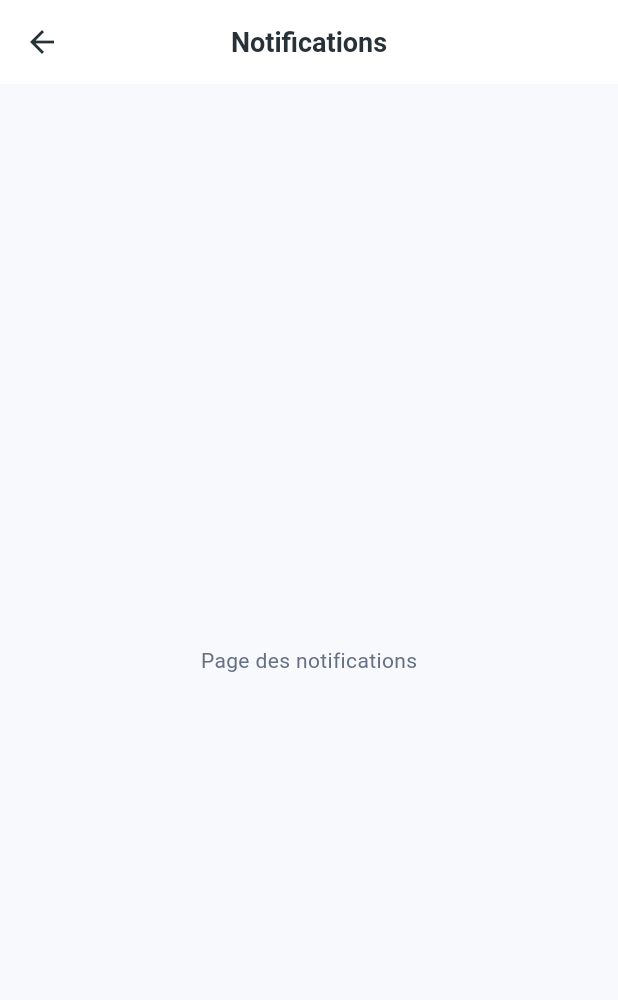
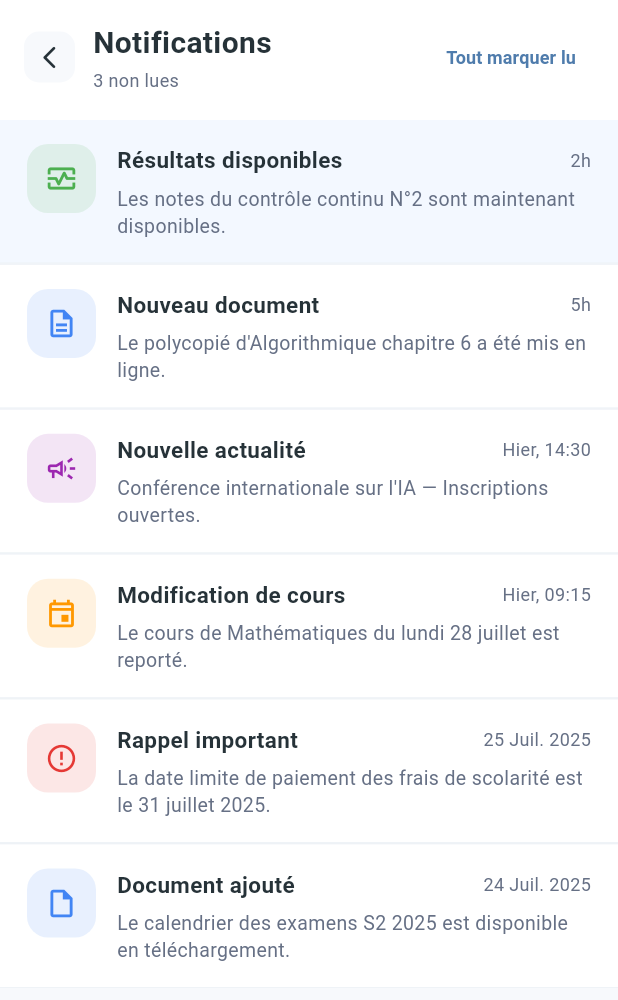
Before and after one commit to ndengasledge4-tech/igt_mobile, a Flutter app: the NotificationsPage screen opened by its route, on a phone screen of 412 x 824 dp. Shown: the top 1000 px of the screen. Run offline on Flutter 3.47's test engine with Material 3 defaults, Android fonts, the light colour scheme and no system bars.

Commit message:
Initial commit

```diff
--- a/lib/features/academic/widgets/academic_header.dart
+++ b/lib/features/academic/widgets/academic_header.dart
@@ -16,10 +16,6 @@ class AcademicHeader extends StatelessWidget {
           ],
           begin: Alignment.topLeft,
           end: Alignment.bottomRight,
-        ),
-        borderRadius: BorderRadius.only(
-          bottomLeft: Radius.circular(30),
-          bottomRight: Radius.circular(30),
         ),
       ),
       child: const Column(
--- a/lib/features/notifications/notifications_page.dart
+++ b/lib/features/notifications/notifications_page.dart
@@ -1,16 +1,101 @@
 import 'package:flutter/material.dart';
+
+import '../../app/theme/colors.dart';
+import 'widgets/notification_app_bar.dart';
+import 'widgets/notification_tile.dart';
 
 class NotificationsPage extends StatelessWidget {
   const NotificationsPage({super.key});
 
+  static const notifications = [
+    {
+      "title": "Résultats disponibles",
+      "subtitle":
+      "Les notes du contrôle continu N°2 sont maintenant disponibles.",
+      "time": "2h",
+      "color": Color(0xFF4CAF50),
+      "icon": Icons.monitor_heart_outlined,
+      "unread": true,
+    },
+    {
+      "title": "Nouveau document",
+      "subtitle":
+      "Le polycopié d'Algorithmique chapitre 6 a été mis en ligne.",
+      "time": "5h",
+      "color": Color(0xFF4285F4),
+      "icon": Icons.description_outlined,
+      "unread": false,
+    },
+    {
+      "title": "Nouvelle actualité",
+      "subtitle":
+      "Conférence internationale sur l'IA — Inscriptions ouvertes.",
+      "time": "Hier, 14:30",
+      "color": Color(0xFF9C27B0),
+      "icon": Icons.campaign_outlined,
+      "unread": false,
+    },
+    {
+      "title": "Modification de cours",
+      "subtitle":
+      "Le cours de Mathématiques du lundi 28 juillet est reporté.",
+      "time": "Hier, 09:15",
+      "color": Color(0xFFFF9800),
+      "icon": Icons.event_outlined,
+      "unread": false,
+    },
+    {
+      "title": "Rappel important",
+      "subtitle":
+      "La date limite de paiement des frais de scolarité est le 31 juillet 2025.",
+      "time": "25 Juil. 2025",
+      "color": Color(0xFFE53935),
+      "icon": Icons.error_outline,
+      "unread": false,
+    },
+    {
+      "title": "Document ajouté",
+      "subtitle":
+      "Le calendrier des examens S2 2025 est disponible en téléchargement.",
+      "time": "24 Juil. 2025",
+      "color": Color(0xFF4285F4),
+      "icon": Icons.insert_drive_file_outlined,
+      "unread": false,
+    },
+  ];
+
   @override
   Widget build(BuildContext context) {
     return Scaffold(
-      appBar: AppBar(
-        title: const Text("Notifications"),
-      ),
-      body: const Center(
-        child: Text("Page des notifications"),
+      backgroundColor: AppColors.background,
+
+      body: SafeArea(
+        child: Column(
+          children: [
+            const NotificationAppBar(),
+
+            Expanded(
+              child: ListView.separated(
+                padding: const EdgeInsets.only(bottom: 20),
+                itemCount: notifications.length,
+                separatorBuilder: (_, __) =>
+                const Divider(height: 1, color: AppColors.divider),
+                itemBuilder: (context, index) {
+                  final item = notifications[index];
+
+                  return NotificationTile(
+                    title: item["title"] as String,
+                    subtitle: item["subtitle"] as String,
+                    time: item["time"] as String,
+                    icon: item["icon"] as IconData,
+                    color: item["color"] as Color,
+                    unread: item["unread"] as bool,
+                  );
+                },
+              ),
+            ),
+          ],
+        ),
       ),
     );
   }
--- /dev/null
+++ b/lib/features/notifications/widgets/notification_app_bar.dart
@@ -0,0 +1,68 @@
+import 'package:flutter/material.dart';
+
+import '../../../app/theme/colors.dart';
+import '../../../app/theme/text_styles.dart';
+
+class NotificationAppBar extends StatelessWidget {
+  const NotificationAppBar({super.key});
+
+  @override
+  Widget build(BuildContext context) {
+    return Container(
+      color: Colors.white,
+      padding: const EdgeInsets.fromLTRB(16, 14, 16, 18),
+      child: Row(
+        children: [
+          InkWell(
+            borderRadius: BorderRadius.circular(10),
+            onTap: () => Navigator.pop(context),
+            child: Container(
+              width: 34,
+              height: 34,
+              decoration: BoxDecoration(
+                color: AppColors.background,
+                borderRadius: BorderRadius.circular(10),
+              ),
+              child: const Icon(
+                Icons.arrow_back_ios_new_rounded,
+                size: 18,
+                color: AppColors.text,
+              ),
+            ),
+          ),
+
+          const SizedBox(width: 12),
+
+          Expanded(
+            child: Column(
+              crossAxisAlignment: CrossAxisAlignment.start,
+              children: const [
+                Text(
+                  "Notifications",
+                  style: AppTextStyles.headline3,
+                ),
+                SizedBox(height: 2),
+                Text(
+                  "3 non lues",
+                  style: AppTextStyles.caption,
+                ),
+              ],
+            ),
+          ),
+
+          TextButton(
+            onPressed: () {},
+            child: const Text(
+              "Tout marquer lu",
+              style: TextStyle(
+                color: AppColors.primary,
+                fontSize: 12,
+                fontWeight: FontWeight.w600,
+              ),
+            ),
+          ),
+        ],
+      ),
+    );
+  }
+}
--- /dev/null
+++ b/lib/features/notifications/widgets/notification_icon.dart
@@ -0,0 +1,29 @@
+import 'package:flutter/material.dart';
+
+class NotificationIcon extends StatelessWidget {
+  final IconData icon;
+  final Color color;
+
+  const NotificationIcon({
+    super.key,
+    required this.icon,
+    required this.color,
+  });
+
+  @override
+  Widget build(BuildContext context) {
+    return Container(
+      width: 46,
+      height: 46,
+      decoration: BoxDecoration(
+        color: color.withOpacity(.12),
+        borderRadius: BorderRadius.circular(14),
+      ),
+      child: Icon(
+        icon,
+        color: color,
+        size: 22,
+      ),
+    );
+  }
+}
--- /dev/null
+++ b/lib/features/notifications/widgets/notification_subtitle.dart
@@ -0,0 +1,26 @@
+import 'package:flutter/material.dart';
+
+import '../../../app/theme/colors.dart';
+
+class NotificationSubtitle extends StatelessWidget {
+  final String subtitle;
+
+  const NotificationSubtitle({
+    super.key,
+    required this.subtitle,
+  });
+
+  @override
+  Widget build(BuildContext context) {
+    return Text(
+      subtitle,
+      maxLines: 2,
+      overflow: TextOverflow.ellipsis,
+      style: const TextStyle(
+        fontSize: 13,
+        height: 1.4,
+        color: AppColors.secondaryText,
+      ),
+    );
+  }
+}
--- /dev/null
+++ b/lib/features/notifications/widgets/notification_tile.dart
@@ -0,0 +1,89 @@
+import 'package:flutter/material.dart';
+
+import '../../../app/theme/colors.dart';
+import 'notification_icon.dart';
+import 'notification_subtitle.dart';
+import 'notification_time.dart';
+import 'notification_title.dart';
+
+class NotificationTile extends StatelessWidget {
+  final String title;
+  final String subtitle;
+  final String time;
+  final IconData icon;
+  final Color color;
+  final bool unread;
+
+  const NotificationTile({
+    super.key,
+    required this.title,
+    required this.subtitle,
+    required this.time,
+    required this.icon,
+    required this.color,
+    required this.unread,
+  });
+
+  @override
+  Widget build(BuildContext context) {
+    return InkWell(
+      onTap: () {},
+      child: AnimatedContainer(
+        duration: const Duration(milliseconds: 250),
+        padding: const EdgeInsets.symmetric(
+          horizontal: 18,
+          vertical: 16,
+        ),
+        decoration: BoxDecoration(
+          color: unread
+              ? const Color(0xFFF3F8FF)
+              : Colors.white,
+          border: const Border(
+            bottom: BorderSide(
+              color: AppColors.divider,
+              width: .6,
+            ),
+          ),
+        ),
+        child: Row(
+          crossAxisAlignment: CrossAxisAlignment.start,
+          children: [
+            NotificationIcon(
+              icon: icon,
+              color: color,
+            ),
+
+            const SizedBox(width: 14),
+
+            Expanded(
+              child: Column(
+                crossAxisAlignment: CrossAxisAlignment.start,
+                children: [
+                  Row(
+                    children: [
+                      Expanded(
+                        child: NotificationTitle(
+                          title: title,
+                        ),
+                      ),
+
+                      NotificationTime(
+                        time: time,
+                      ),
+                    ],
+                  ),
+
+                  const SizedBox(height: 6),
+
+                  NotificationSubtitle(
+                    subtitle: subtitle,
+                  ),
+                ],
+              ),
+            ),
+          ],
+        ),
+      ),
+    );
+  }
+}
--- /dev/null
+++ b/lib/features/notifications/widgets/notification_time.dart
@@ -0,0 +1,20 @@
+import 'package:flutter/material.dart';
+
+import '../../../app/theme/text_styles.dart';
+
+class NotificationTime extends StatelessWidget {
+  final String time;
+
+  const NotificationTime({
+    super.key,
+    required this.time,
+  });
+
+  @override
+  Widget build(BuildContext context) {
+    return Text(
+      time,
+      style: AppTextStyles.caption,
+    );
+  }
+}
--- /dev/null
+++ b/lib/features/notifications/widgets/notification_title.dart
@@ -0,0 +1,26 @@
+import 'package:flutter/material.dart';
+
+import '../../../app/theme/colors.dart';
+
+class NotificationTitle extends StatelessWidget {
+  final String title;
+
+  const NotificationTitle({
+    super.key,
+    required this.title,
+  });
+
+  @override
+  Widget build(BuildContext context) {
+    return Text(
+      title,
+      maxLines: 1,
+      overflow: TextOverflow.ellipsis,
+      style: const TextStyle(
+        fontSize: 15,
+        fontWeight: FontWeight.w700,
+        color: AppColors.text,
+      ),
+    );
+  }
+}
--- a/pubspec.yaml
+++ b/pubspec.yaml
@@ -34,6 +34,7 @@ dependencies:
   # The following adds the Cupertino Icons font to your application.
   # Use with the CupertinoIcons class for iOS style icons.
   cupertino_icons: ^1.0.8
+
 
 dev_dependencies:
   flutter_test:
```
Also changed, not shown: lib/features/dashboard/widgets/dashboard_header.dart (+38 -27 lines), lib/features/dashboard/widgets/quick_access_grid.dart (+72 -21 lines), lib/features/notifications/widgets/notification_empty.dart (added, +42 -0 lines), lib/shared/navigation/widgets/app_bottom_navigation.dart (added).
